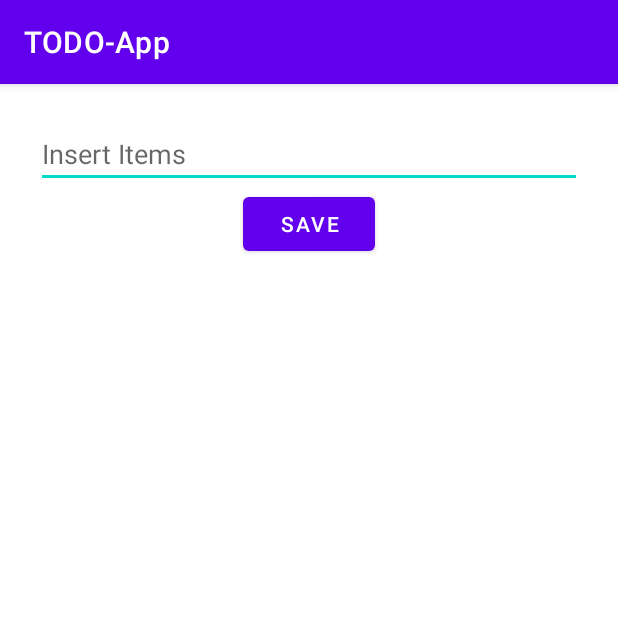
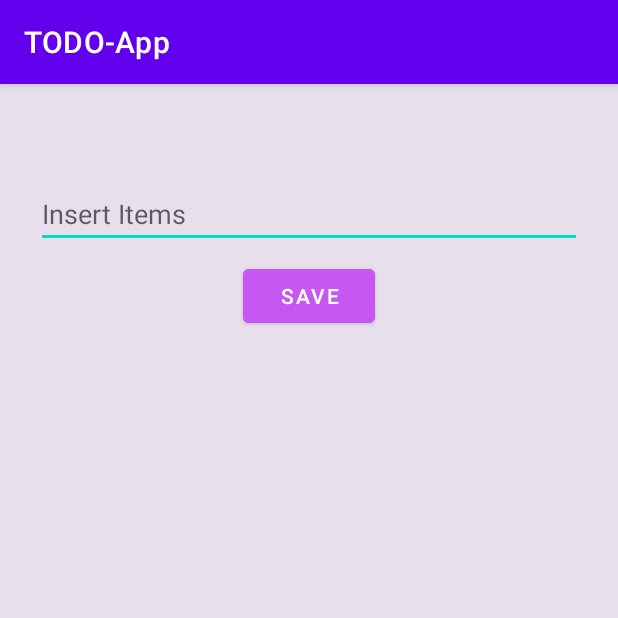
Before and after one commit to MAD-Weekly-Assignment/TODO-App, an Android app: the AddTaskActivity screen opened directly, with no data from a screen before it, on a phone screen of 412 x 824 dp, the top half of it. Run offline under Robolectric (Android 15) with nearby library versions, the phone set to English and light mode, and no system bars.

Commit message:
Edited layout for add and edit items

```diff
--- a/TODOApp/app/src/main/res/layout/activity_add_task.xml
+++ b/TODOApp/app/src/main/res/layout/activity_add_task.xml
@@ -6,12 +6,14 @@
     android:layout_height="match_parent"
     android:background="@color/white"
     android:orientation="vertical"
+    android:backgroundTint="@color/color_ash"
     android:padding="24dp">
 
     <EditText
         android:id="@+id/edit_word"
         android:layout_width="match_parent"
         android:layout_height="wrap_content"
+android:layout_marginTop="40dp"
         android:hint="@string/item_insert"
         android:inputType="textAutoComplete" />
 
@@ -19,6 +21,9 @@
         android:id="@+id/button_save"
         android:layout_width="wrap_content"
         android:layout_height="wrap_content"
+        android:layout_marginTop="8dp"
         android:layout_gravity="center"
+        android:backgroundTint="@color/color_purple"
+        android:textColor="@color/white"
         android:text="@string/item_save" />
 </LinearLayout>
```
